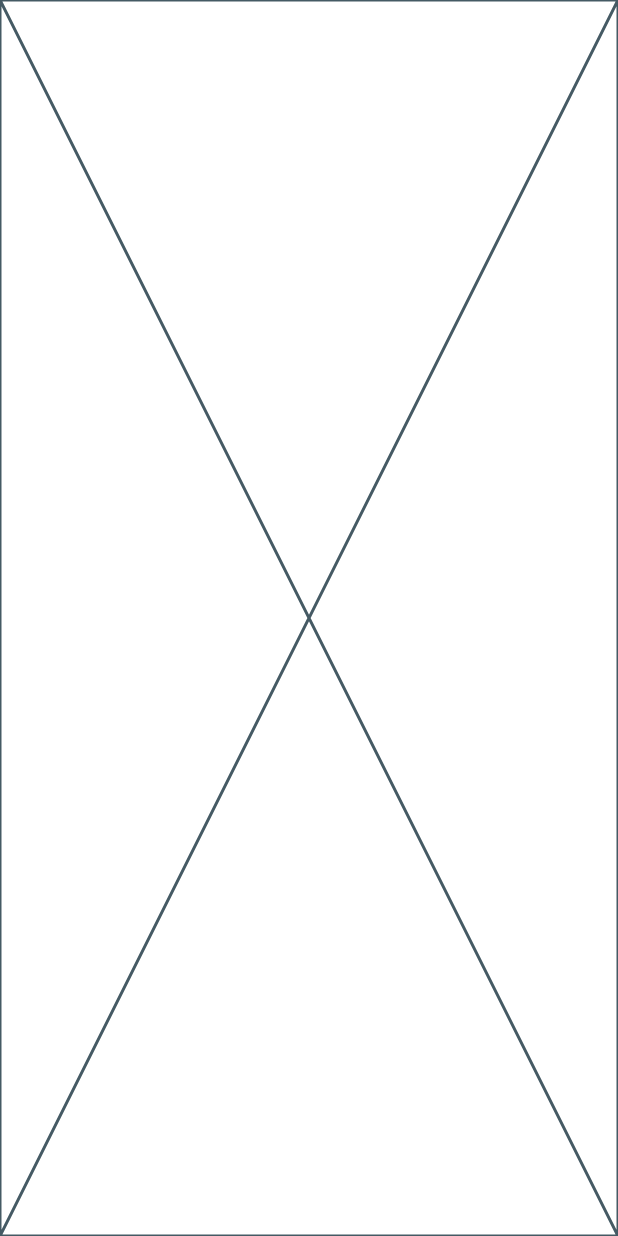
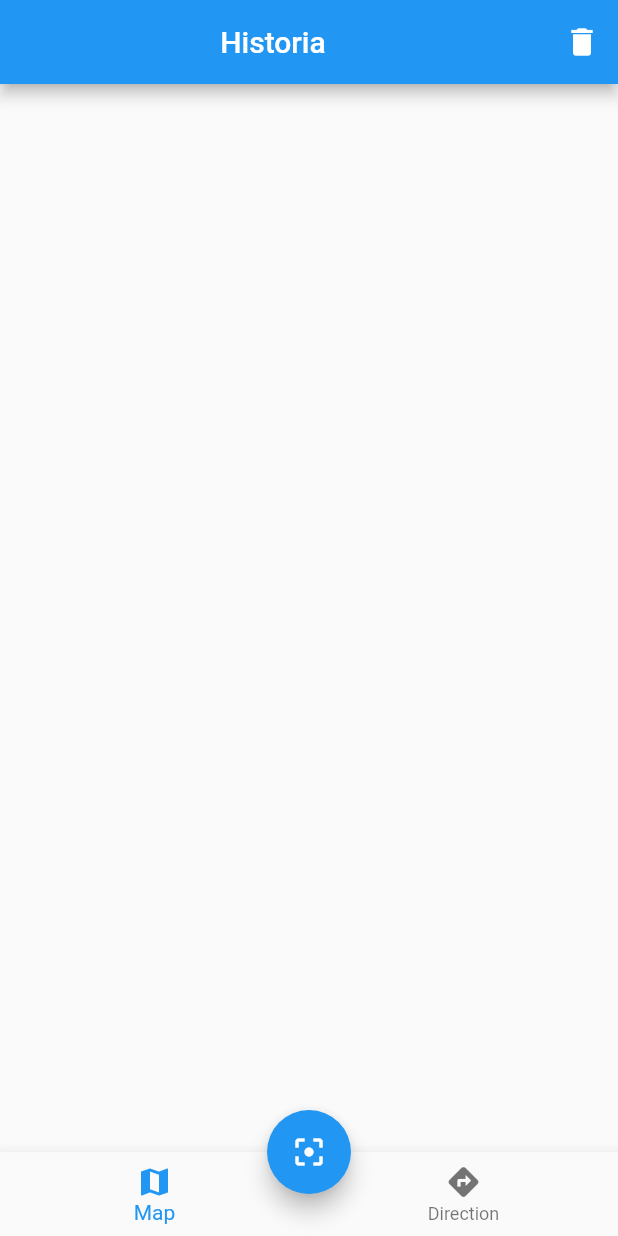
Before and after one commit to XxDEAMxX/QR-Reader, a Flutter app: the screen it shows after launch, on a phone screen of 412 x 824 dp. Run offline on Flutter 3.47's test engine with Material 2 defaults, Android fonts, the phone set to English and light mode, and no system bars.

Commit message:
Diseño de la aplicación

```diff
--- a/lib/screens/home_screen.dart
+++ b/lib/screens/home_screen.dart
@@ -1,10 +1,26 @@
 import 'package:flutter/material.dart';
+import 'package:qr_reader/widgets/scan_button.dart';
+import 'package:qr_reader/widgets/widgets.dart';
 
 class HomeScreen extends StatelessWidget {
   const HomeScreen({super.key});
 
   @override
   Widget build(BuildContext context) {
-    return const Placeholder();
+
+    return Scaffold(
+      appBar: AppBar(
+        title: const Center(child: Text('Historia')),
+        actions: [
+          IconButton(
+            onPressed: (){},
+            icon: Icon(Icons.delete)
+          )
+        ],
+      ),
+      bottomNavigationBar: CustomNavigatorBar(),
+      floatingActionButton: ScanButton(),
+      floatingActionButtonLocation: FloatingActionButtonLocation.centerDocked,
+    );
   }
 }
--- /dev/null
+++ b/lib/widgets/custom_navigator_bar.dart
@@ -0,0 +1,22 @@
+import 'package:flutter/material.dart';
+
+class CustomNavigatorBar extends StatelessWidget {
+  const CustomNavigatorBar({super.key});
+
+  @override
+  Widget build(BuildContext context) {
+    return BottomNavigationBar(
+      currentIndex: 0,
+      items: const [
+        BottomNavigationBarItem(
+          icon: Icon(Icons.map),
+          label: 'Map'
+        ),
+        BottomNavigationBarItem(
+          icon: Icon(Icons.directions),
+          label: 'Direction'
+        ),
+      ]
+    );
+  }
+}
--- /dev/null
+++ b/lib/widgets/scan_button.dart
@@ -0,0 +1,13 @@
+import 'package:flutter/material.dart';
+
+class ScanButton extends StatelessWidget {
+  const ScanButton({super.key});
+
+  @override
+  Widget build(BuildContext context) {
+    return FloatingActionButton(
+        child: Icon(Icons.filter_center_focus),
+        onPressed:(){}
+      );
+  }
+}
--- /dev/null
+++ b/lib/widgets/widgets.dart
@@ -0,0 +1 @@
+export 'package:qr_reader/widgets/custom_navigator_bar.dart';
```
